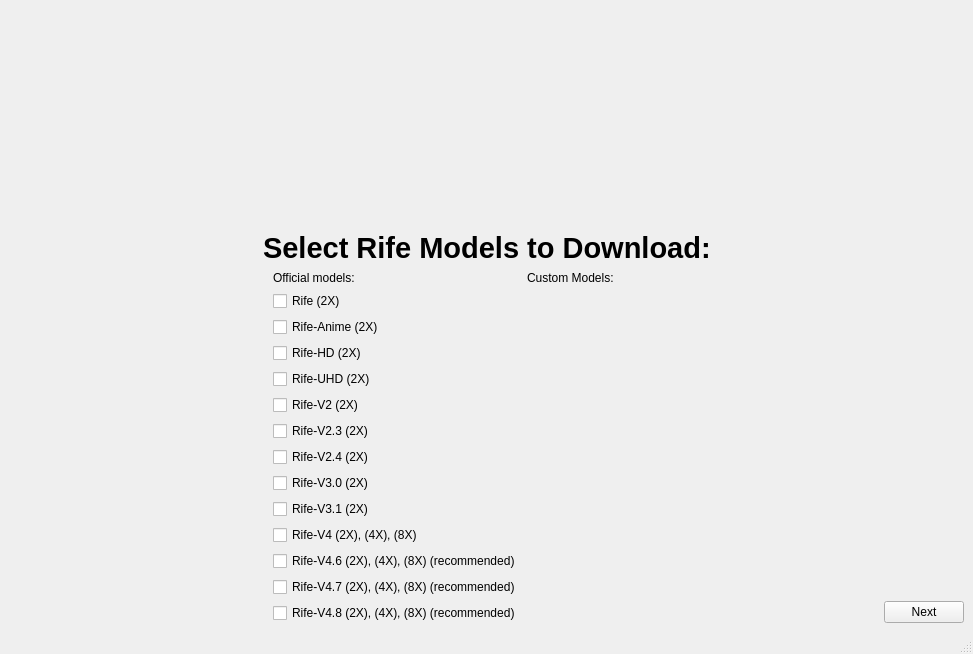
First picture: the form in src/getModels/SelectModels.ui, repository TNTwise/REAL-Video-Enhancer, before the edit.
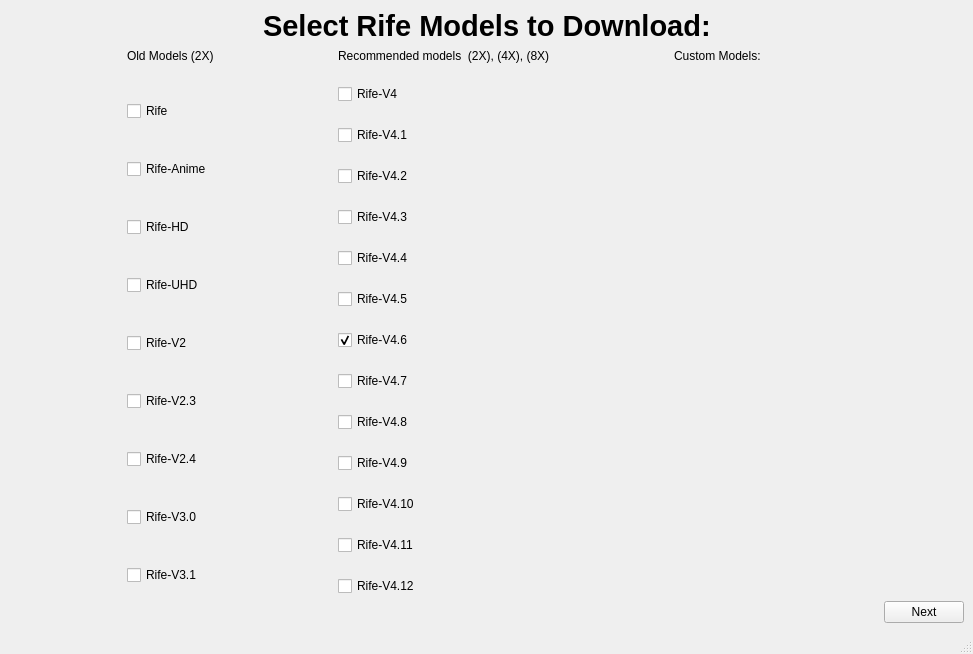
Second picture: the form after the edit.

Commit message: add more models, fix issue when changing modes when any ai in mode is not installed

The edit to the form file:
```diff
--- a/src/getModels/SelectModels.ui
+++ b/src/getModels/SelectModels.ui
@@ -17,19 +17,6 @@
    <layout class="QGridLayout" name="gridLayout_2">
     <item row="0" column="0">
      <layout class="QVBoxLayout" name="verticalLayout_4">
-      <item>
-       <spacer name="verticalSpacer_3">
-        <property name="orientation">
-         <enum>Qt::Vertical</enum>
-        </property>
-        <property name="sizeHint" stdset="0">
-         <size>
-          <width>20</width>
-          <height>40</height>
-         </size>
-        </property>
-       </spacer>
-      </item>
       <item>
        <layout class="QHBoxLayout" name="horizontalLayout_3">
         <item>
@@ -70,157 +57,194 @@
       <item>
        <layout class="QVBoxLayout" name="verticalLayout_2">
         <item>
-         <layout class="QHBoxLayout" name="horizontalLayout_2">
-          <item>
-           <spacer name="horizontalSpacer">
-            <property name="orientation">
-             <enum>Qt::Horizontal</enum>
-            </property>
-            <property name="sizeHint" stdset="0">
-             <size>
-              <width>40</width>
-              <height>20</height>
-             </size>
-            </property>
-           </spacer>
-          </item>
-          <item>
-           <layout class="QVBoxLayout" name="verticalLayout_6">
-            <item>
-             <widget class="QLabel" name="label_2">
-              <property name="text">
-               <string>Official models:</string>
-              </property>
-             </widget>
-            </item>
+         <layout class="QGridLayout" name="gridLayout">
+          <item row="1" column="1">
+           <layout class="QVBoxLayout" name="verticalLayout">
             <item>
              <widget class="QCheckBox" name="rife">
               <property name="text">
-               <string>Rife (2X)</string>
+               <string>Rife </string>
               </property>
              </widget>
             </item>
             <item>
              <widget class="QCheckBox" name="rifeanime">
               <property name="text">
-               <string>Rife-Anime (2X)</string>
+               <string>Rife-Anime </string>
               </property>
              </widget>
             </item>
             <item>
              <widget class="QCheckBox" name="rifehd">
               <property name="text">
-               <string>Rife-HD (2X)</string>
+               <string>Rife-HD </string>
               </property>
              </widget>
             </item>
             <item>
              <widget class="QCheckBox" name="rifeuhd">
               <property name="text">
-               <string>Rife-UHD (2X)</string>
+               <string>Rife-UHD </string>
               </property>
              </widget>
             </item>
             <item>
              <widget class="QCheckBox" name="rife2">
               <property name="text">
-               <string>Rife-V2 (2X)</string>
+               <string>Rife-V2 </string>
               </property>
              </widget>
             </item>
             <item>
              <widget class="QCheckBox" name="rife23">
               <property name="text">
-               <string>Rife-V2.3 (2X)</string>
+               <string>Rife-V2.3 </string>
               </property>
              </widget>
             </item>
             <item>
              <widget class="QCheckBox" name="rife24">
               <property name="text">
-               <string>Rife-V2.4 (2X)</string>
+               <string>Rife-V2.4</string>
               </property>
              </widget>
             </item>
             <item>
              <widget class="QCheckBox" name="rife30">
               <property name="text">
-               <string>Rife-V3.0 (2X)</string>
+               <string>Rife-V3.0</string>
               </property>
              </widget>
             </item>
             <item>
              <widget class="QCheckBox" name="rife31">
               <property name="text">
-               <string>Rife-V3.1 (2X)</string>
+               <string>Rife-V3.1</string>
               </property>
              </widget>
             </item>
+           </layout>
+          </item>
+          <item row="0" column="1">
+           <widget class="QLabel" name="label_4">
+            <property name="text">
+             <string>Old Models (2X)</string>
+            </property>
+           </widget>
+          </item>
+          <item row="0" column="3">
+           <widget class="QLabel" name="label_2">
+            <property name="maximumSize">
+             <size>
+              <width>16777215</width>
+              <height>20</height>
+             </size>
+            </property>
+            <property name="text">
+             <string>Recommended models  (2X), (4X), (8X)</string>
+            </property>
+           </widget>
+          </item>
+          <item row="1" column="3">
+           <layout class="QVBoxLayout" name="verticalLayout_6">
             <item>
              <widget class="QCheckBox" name="rife4">
               <property name="text">
-               <string>Rife-V4 (2X), (4X), (8X)</string>
+               <string>Rife-V4</string>
+              </property>
+             </widget>
+            </item>
+            <item>
+             <widget class="QCheckBox" name="rife41">
+              <property name="text">
+               <string>Rife-V4.1</string>
+              </property>
+             </widget>
+            </item>
+            <item>
+             <widget class="QCheckBox" name="rife42">
+              <property name="text">
+               <string>Rife-V4.2</string>
+              </property>
+             </widget>
+            </item>
+            <item>
+             <widget class="QCheckBox" name="rife43">
+              <property name="text">
+               <string>Rife-V4.3</string>
+              </property>
+             </widget>
+            </item>
+            <item>
+             <widget class="QCheckBox" name="rife44">
+              <property name="text">
+               <string>Rife-V4.4</string>
+              </property>
+             </widget>
+            </item>
+            <item>
+             <widget class="QCheckBox" name="rife45">
+              <property name="text">
+               <string>Rife-V4.5</string>
               </property>
              </widget>
             </item>
             <item>
              <widget class="QCheckBox" name="rife46">
               <property name="text">
-               <string>Rife-V4.6 (2X), (4X), (8X) (recommended)</string>
+               <string>Rife-V4.6 </string>
+              </property>
+              <property name="checked">
+               <bool>true</bool>
               </property>
              </widget>
             </item>
             <item>
              <widget class="QCheckBox" name="rife47">
               <property name="text">
-               <string>Rife-V4.7 (2X), (4X), (8X) (recommended)</string>
+               <string>Rife-V4.7</string>
               </property>
              </widget>
             </item>
             <item>
              <widget class="QCheckBox" name="rife48">
               <property name="text">
-               <string>Rife-V4.8 (2X), (4X), (8X) (recommended)</string>
+               <string>Rife-V4.8 </string>
               </property>
              </widget>
             </item>
-           </layout>
-          </item>
-          <item>
-           <layout class="QVBoxLayout" name="vert_lay">
             <item>
-             <widget class="QLabel" name="label_3">
-              <property name="maximumSize">
-               <size>
-                <width>16777215</width>
-                <height>20</height>
-               </size>
+             <widget class="QCheckBox" name="rife49">
+              <property name="text">
+               <string>Rife-V4.9 </string>
               </property>
+             </widget>
+            </item>
+            <item>
+             <widget class="QCheckBox" name="rife410">
               <property name="text">
-               <string>Custom Models:</string>
+               <string>Rife-V4.10</string>
               </property>
              </widget>
             </item>
             <item>
-             <layout class="QVBoxLayout" name="custom_models"/>
+             <widget class="QCheckBox" name="rife411">
+              <property name="text">
+               <string>Rife-V4.11</string>
+              </property>
+             </widget>
             </item>
             <item>
-             <spacer name="verticalSpacer_4">
-              <property name="orientation">
-               <enum>Qt::Vertical</enum>
+             <widget class="QCheckBox" name="rife412">
+              <property name="text">
+               <string>Rife-V4.12</string>
               </property>
-              <property name="sizeHint" stdset="0">
-               <size>
-                <width>20</width>
-                <height>40</height>
-               </size>
-              </property>
-             </spacer>
+             </widget>
             </item>
            </layout>
           </item>
-          <item>
-           <spacer name="horizontalSpacer_2">
+          <item row="1" column="0">
+           <spacer name="horizontalSpacer">
             <property name="orientation">
              <enum>Qt::Horizontal</enum>
             </property>
@@ -232,7 +256,20 @@
             </property>
            </spacer>
           </item>
-          <item>
+          <item row="1" column="4">
+           <spacer name="horizontalSpacer_5">
+            <property name="orientation">
+             <enum>Qt::Horizontal</enum>
+            </property>
+            <property name="sizeHint" stdset="0">
+             <size>
+              <width>40</width>
+              <height>20</height>
+             </size>
+            </property>
+           </spacer>
+          </item>
+          <item row="1" column="7">
            <layout class="QVBoxLayout" name="verticalLayout_5">
             <item>
              <spacer name="verticalSpacer">
@@ -256,6 +293,65 @@
             </item>
            </layout>
           </item>
+          <item row="0" column="5">
+           <widget class="QLabel" name="label_3">
+            <property name="maximumSize">
+             <size>
+              <width>16777215</width>
+              <height>20</height>
+             </size>
+            </property>
+            <property name="text">
+             <string>Custom Models:</string>
+            </property>
+           </widget>
+          </item>
+          <item row="1" column="6">
+           <spacer name="horizontalSpacer_2">
+            <property name="orientation">
+             <enum>Qt::Horizontal</enum>
+            </property>
+            <property name="sizeHint" stdset="0">
+             <size>
+              <width>40</width>
+              <height>20</height>
+             </size>
+            </property>
+           </spacer>
+          </item>
+          <item row="1" column="2">
+           <spacer name="horizontalSpacer_6">
+            <property name="orientation">
+             <enum>Qt::Horizontal</enum>
+            </property>
+            <property name="sizeHint" stdset="0">
+             <size>
+              <width>40</width>
+              <height>20</height>
+             </size>
+            </property>
+           </spacer>
+          </item>
+          <item row="1" column="5">
+           <layout class="QVBoxLayout" name="vert_lay">
+            <item>
+             <layout class="QVBoxLayout" name="custom_models"/>
+            </item>
+            <item>
+             <spacer name="verticalSpacer_4">
+              <property name="orientation">
+               <enum>Qt::Vertical</enum>
+              </property>
+              <property name="sizeHint" stdset="0">
+               <size>
+                <width>20</width>
+                <height>40</height>
+               </size>
+              </property>
+             </spacer>
+            </item>
+           </layout>
+          </item>
          </layout>
         </item>
        </layout>
```
The commit also changes 15 other files.
